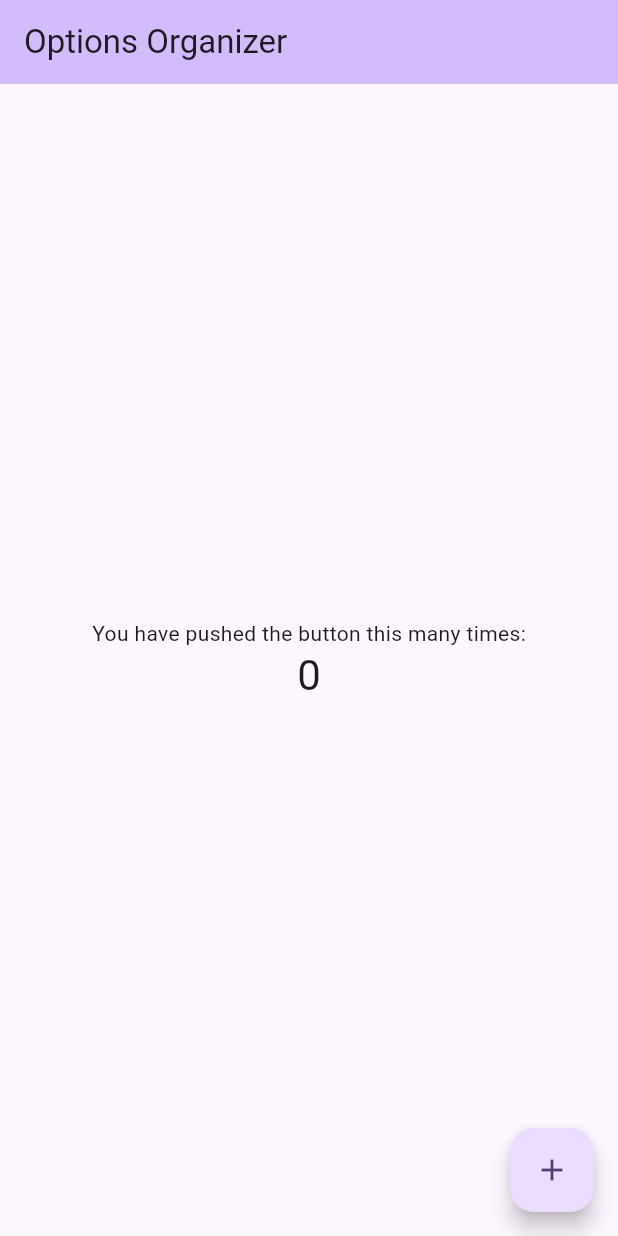
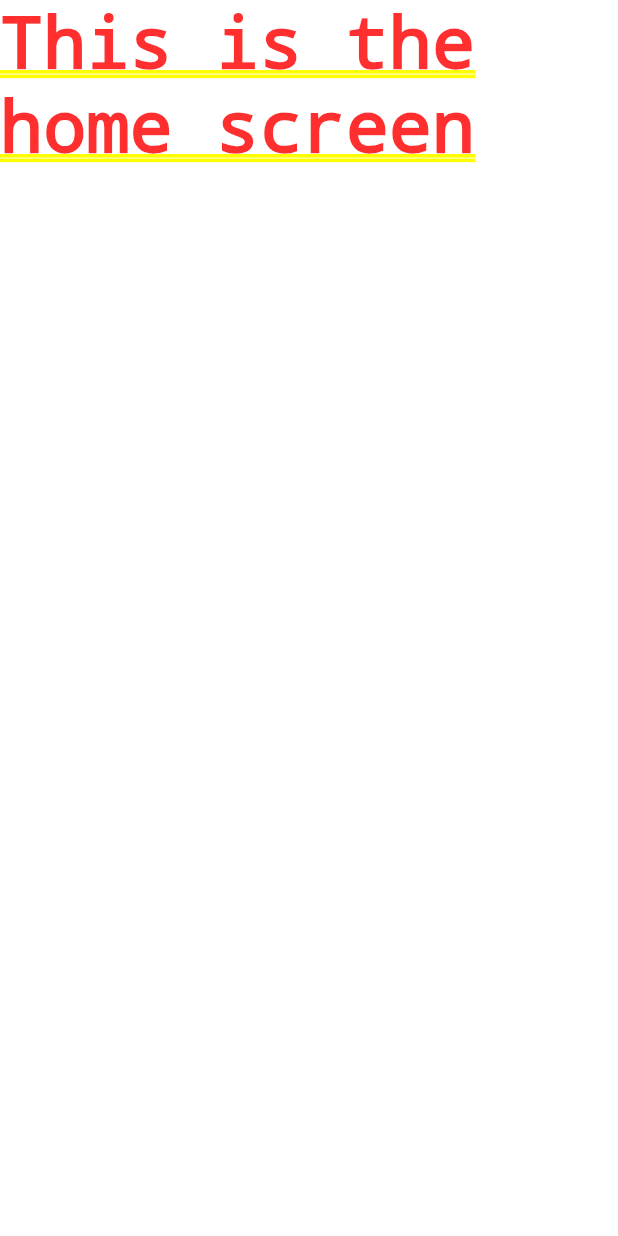
Before and after one commit to ashkan-dev-86/options-categorizer, a Flutter app: the screen it shows after launch, on a phone screen of 412 x 824 dp. Run offline on Flutter 3.47's test engine with Material 2 defaults, Android fonts, the phone set to English and light mode, and no system bars.

Commit message:
Start the app from the scratch

```diff
--- a/lib/main.dart
+++ b/lib/main.dart
@@ -1,125 +1,14 @@
 import 'package:flutter/material.dart';
 
 void main() {
-  runApp(const MyApp());
+  runApp(const OptionsCategorizer());
 }
 
-class MyApp extends StatelessWidget {
-  const MyApp({super.key});
-
-  // This widget is the root of your application.
-  @override
-  Widget build(BuildContext context) {
-    return MaterialApp(
-      title: 'Flutter Demo',
-      theme: ThemeData(
-        // This is the theme of your application.
-        //
-        // TRY THIS: Try running your application with "flutter run". You'll see
-        // the application has a blue toolbar. Then, without quitting the app,
-        // try changing the seedColor in the colorScheme below to Colors.green
-        // and then invoke "hot reload" (save your changes or press the "hot
-        // reload" button in a Flutter-supported IDE, or press "r" if you used
-        // the command line to start the app).
-        //
-        // Notice that the counter didn't reset back to zero; the application
-        // state is not lost during the reload. To reset the state, use hot
-        // restart instead.
-        //
-        // This works for code too, not just values: Most code changes can be
-        // tested with just a hot reload.
-        colorScheme: ColorScheme.fromSeed(seedColor: Colors.deepPurple),
-        useMaterial3: true,
-      ),
-      home: const MyHomePage(title: 'Options Organizer'),
-    );
-  }
-}
-
-class MyHomePage extends StatefulWidget {
-  const MyHomePage({super.key, required this.title});
-
-  // This widget is the home page of your application. It is stateful, meaning
-  // that it has a State object (defined below) that contains fields that affect
-  // how it looks.
-
-  // This class is the configuration for the state. It holds the values (in this
-  // case the title) provided by the parent (in this case the App widget) and
-  // used by the build method of the State. Fields in a Widget subclass are
-  // always marked "final".
-
-  final String title;
-
-  @override
-  State<MyHomePage> createState() => _MyHomePageState();
-}
-
-class _MyHomePageState extends State<MyHomePage> {
-  int _counter = 0;
-
-  void _incrementCounter() {
-    setState(() {
-      // This call to setState tells the Flutter framework that something has
-      // changed in this State, which causes it to rerun the build method below
-      // so that the display can reflect the updated values. If we changed
-      // _counter without calling setState(), then the build method would not be
-      // called again, and so nothing would appear to happen.
-      _counter += 2;
-    });
-  }
+class OptionsCategorizer extends StatelessWidget {
+  const OptionsCategorizer({super.key});
 
   @override
   Widget build(BuildContext context) {
-    // This method is rerun every time setState is called, for instance as done
-    // by the _incrementCounter method above.
-    //
-    // The Flutter framework has been optimized to make rerunning build methods
-    // fast, so that you can just rebuild anything that needs updating rather
-    // than having to individually change instances of widgets.
-    return Scaffold(
-      appBar: AppBar(
-        // TRY THIS: Try changing the color here to a specific color (to
-        // Colors.amber, perhaps?) and trigger a hot reload to see the AppBar
-        // change color while the other colors stay the same.
-        backgroundColor: Theme.of(context).colorScheme.inversePrimary,
-        // Here we take the value from the MyHomePage object that was created by
-        // the App.build method, and use it to set our appbar title.
-        title: Text(widget.title),
-      ),
-      body: Center(
-        // Center is a layout widget. It takes a single child and positions it
-        // in the middle of the parent.
-        child: Column(
-          // Column is also a layout widget. It takes a list of children and
-          // arranges them vertically. By default, it sizes itself to fit its
-          // children horizontally, and tries to be as tall as its parent.
-          //
-          // Column has various properties to control how it sizes itself and
-          // how it positions its children. Here we use mainAxisAlignment to
-          // center the children vertically; the main axis here is the vertical
-          // axis because Columns are vertical (the cross axis would be
-          // horizontal).
-          //
-          // TRY THIS: Invoke "debug painting" (choose the "Toggle Debug Paint"
-          // action in the IDE, or press "p" in the console), to see the
-          // wireframe for each widget.
-          mainAxisAlignment: MainAxisAlignment.center,
-          children: <Widget>[
-            const Text(
-              'You have pushed the button this many times:',
-            ),
-            Text(
-              '$_counter',
-              style: Theme.of(context).textTheme.headlineMedium,
-            ),
-          ],
-        ),
-      ),
-      floatingActionButton: FloatingActionButton(
-        onPressed: _incrementCounter,
-        tooltip: 'Increment',
-        child: const Icon(Icons.add),
-      ), // This trailing comma makes auto-formatting nicer for build methods.
-    );
+    return const MaterialApp(home: Text('This is the home screen'));
   }
 }
```
